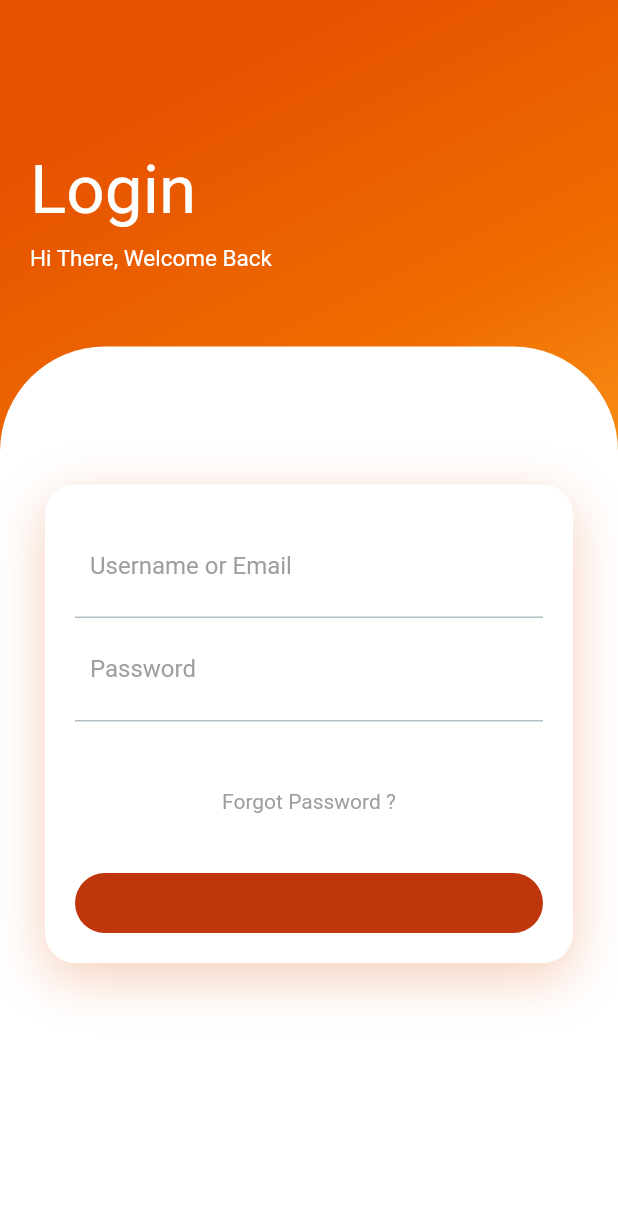
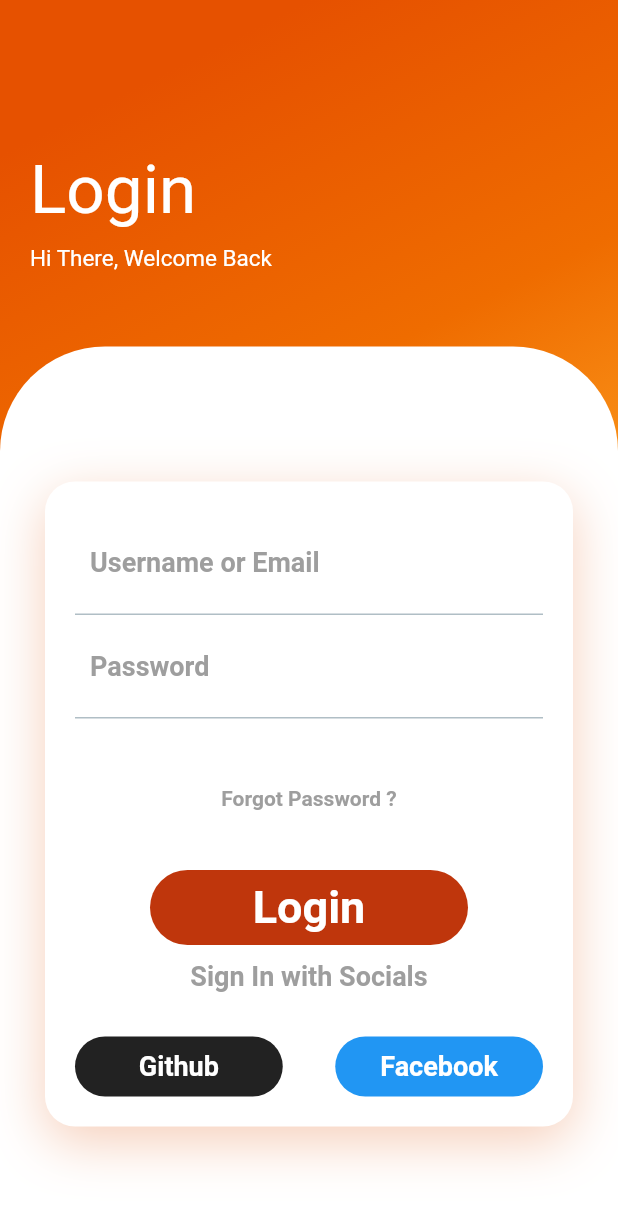
Before and after one commit to ekographs/mobiledeliveryapp, a Flutter app: the screen it shows after launch, item 2 of the bottom bar chosen, after a tap on "Proceed to Checkout", on a phone screen of 412 x 824 dp. Shown: the top 1205 px of the screen. Run offline on Flutter 3.47's test engine with Material 2 defaults, Android fonts, the light colour scheme and no system bars; missing offline and left inert: dart:html.

```diff
--- a/lib/src/pages/login_page.dart
+++ b/lib/src/pages/login_page.dart
@@ -48,7 +48,7 @@ class _LoginPageState extends  State<LoginPage>{
                     padding: EdgeInsets.all(30),
                     child: Column(
                       children: <Widget>[
-                        SizedBox(height: 62.0,),
+                        SizedBox(height: 60.0,),
                       Container(
                         padding: EdgeInsets.all(20),
                         decoration: BoxDecoration(
@@ -70,7 +70,7 @@ class _LoginPageState extends  State<LoginPage>{
                               child: TextField(
                                 decoration: InputDecoration(
                                   hintText: "Username or Email",
-                                  hintStyle: TextStyle(color: Colors.grey),
+                                  hintStyle: TextStyle(color: Colors.grey, fontWeight: FontWeight.bold, fontSize: 18.0),
                                   border: InputBorder.none
                                 ),
                               ),
@@ -83,20 +83,56 @@ class _LoginPageState extends  State<LoginPage>{
                               child: TextField(
                                 decoration: InputDecoration(
                                     hintText: "Password",
-                                    hintStyle: TextStyle(color: Colors.grey),
+                                    hintStyle: TextStyle(color: Colors.grey, fontWeight: FontWeight.bold, fontSize: 18.0),
                                     border: InputBorder.none
                                 ),
                               ),
                             ),
                             SizedBox(height: 45.0,),
-                            Text("Forgot Password ?", style: TextStyle(color: Colors.grey),),
+                            Text("Forgot Password ?", style: TextStyle(color: Colors.grey,fontWeight: FontWeight.bold, fontSize: 14.0),),
                             SizedBox(height: 40,),
                             Container(
-                              height: 40,
+                              height: 50,
+                              margin: EdgeInsets.symmetric(horizontal: 50),
                               decoration: BoxDecoration(
                                 borderRadius: BorderRadius.circular(50),
                                 color: Colors.deepOrange[900]
                               ),
+                              child: Center(
+                                child: Text("Login", style: TextStyle(color: Colors.white, fontWeight: FontWeight.bold, fontSize: 30.0), ),
+                              ),
+                            ),
+                            SizedBox(height: 10.0,),
+                            Text("Sign In with Socials", style: TextStyle(color: Colors.grey, fontWeight: FontWeight.bold, fontSize: 18.0),),
+                            SizedBox(height: 30,),
+                            Row(
+                              children: <Widget> [
+                                Expanded(
+                                  child: Container(
+                                    height: 40,
+                                    decoration: BoxDecoration(
+                                      borderRadius: BorderRadius.circular(50),
+                                      color: Colors.black87
+                                    ),
+                                    child: Center(
+                                      child: Text("Github", style: TextStyle(color: Colors.white, fontWeight: FontWeight.bold, fontSize: 18.0), ),
+                                    ),
+                                  ),
+                                ),
+                                SizedBox(width: 35,),
+                                Expanded(
+                                  child: Container(
+                                    height: 40,
+                                    decoration: BoxDecoration(
+                                        borderRadius: BorderRadius.circular(50),
+                                        color: Colors.blue
+                                    ),
+                                    child: Center(
+                                      child: Text("Facebook", style: TextStyle(color: Colors.white, fontWeight: FontWeight.bold, fontSize: 18.0), ),
+                                    ),
+                                  ),
+                                ),
+                              ],
                             ),
                           ],
                         ),
```
Also changed, not shown: lib/Animation/fade.dart (added).
